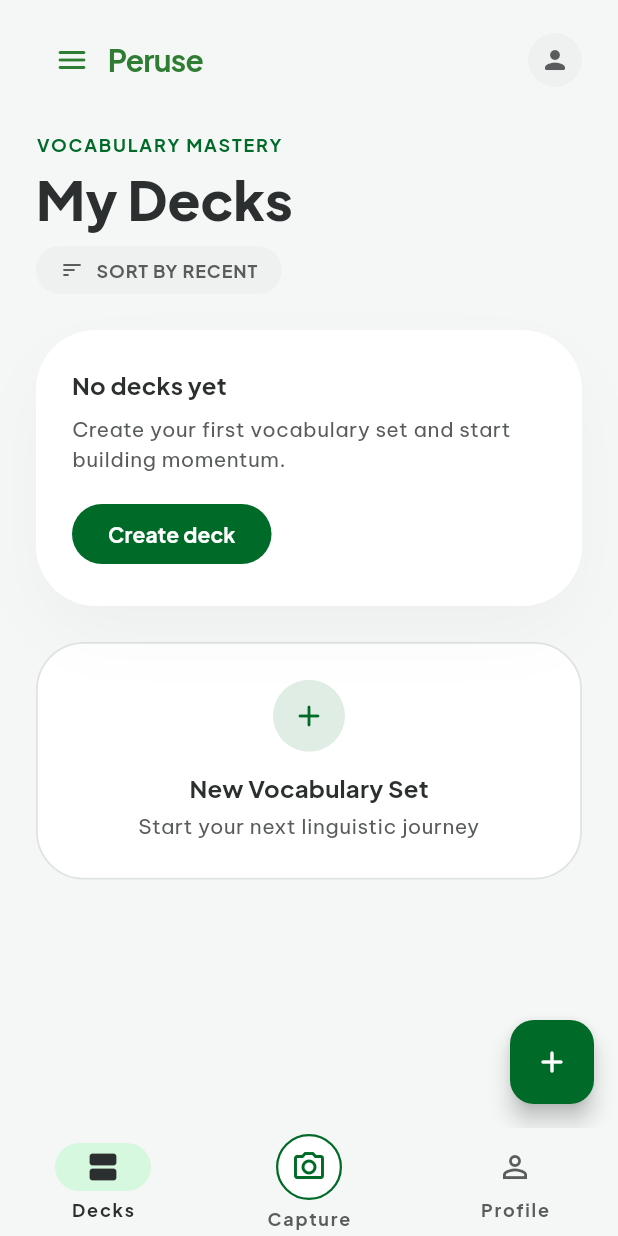
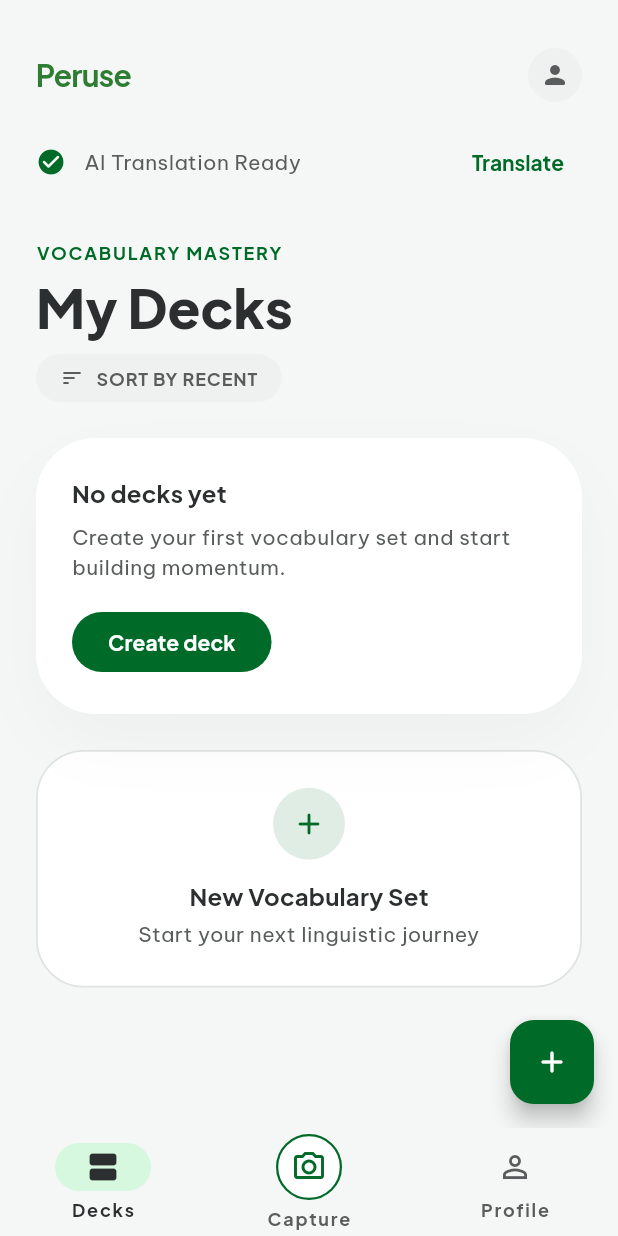
Before and after one commit to LuisMeloArruda/peruse, a Flutter app: the screen it shows once a user with an empty profile is signed in, on a phone screen of 412 x 824 dp. Run offline on Flutter 3.47's test engine with Material 3 defaults, Android fonts, the phone set to English and light mode, and no system bars; our stand-ins replace audioplayers, camera, connectivity_plus, drift, flutter_dotenv, flutter_riverpod and 5 more; missing offline and left inert: genkit, genkit_google_genai, google_mlkit_image_labeling, schemantic; accounts and stored records are empty; generated files the repository leaves out were written again.

Commit message:
Translation service with genkit

```diff
--- /dev/null
+++ b/devtools_options.yaml
@@ -0,0 +1,3 @@
+description: This file stores settings for Dart & Flutter DevTools.
+documentation: https://docs.flutter.dev/tools/devtools/extensions#configure-extension-enablement-states
+extensions:
--- a/lib/core/di/providers.dart
+++ b/lib/core/di/providers.dart
@@ -8,10 +8,10 @@ import 'package:peruse/features/auth/data/repositories/remote/auth_repository_rm
 import 'package:peruse/features/auth/domain/repositories/auth_repository.dart';
 import 'package:peruse/features/auth/domain/usecases/auth/login_use_case.dart';
 import 'package:peruse/features/auth/domain/usecases/auth/register_use_case.dart';
-import 'package:peruse/features/capture/data/local/app_database.dart' as capture_db;
+import 'package:peruse/features/capture/data/local/app_database.dart'
+    as capture_db;
 import 'package:peruse/features/capture/data/repositories/local/local_capture_repository.dart';
 import 'package:peruse/features/capture/domain/repositories/capture_repository.dart';
-
 
 part 'providers.g.dart';
 
--- /dev/null
+++ b/lib/core/llm/models/llm_request.dart
@@ -0,0 +1,5 @@
+class LlmRequest {
+  final String prompt;
+
+  const LlmRequest({required this.prompt});
+}
--- /dev/null
+++ b/lib/core/llm/provider/llm_providers.dart
@@ -0,0 +1,18 @@
+import 'package:flutter_dotenv/flutter_dotenv.dart';
+import 'package:flutter_riverpod/flutter_riverpod.dart';
+import 'package:peruse/core/llm/models/translation_schema.dart';
+
+import '../models/llm_request.dart';
+import '../services/llm_translation_service.dart';
+
+final llmTranslationServiceProvider = Provider<LlmTranslationService>((ref) {
+  final apiKey = dotenv.get('GEMINI_API_KEY');
+  final service = LlmTranslationService(apiKey: apiKey);
+  return service;
+});
+
+final llmTranslateProvider =
+    FutureProvider.family<TranslationOutput, LlmRequest>((ref, request) {
+      final service = ref.watch(llmTranslationServiceProvider);
+      return service.translate(request);
+    });
--- /dev/null
+++ b/lib/core/llm/widget/model_download_widget.dart
@@ -0,0 +1,60 @@
+import 'dart:developer';
+
+import 'package:flutter/material.dart';
+import 'package:flutter_riverpod/flutter_riverpod.dart';
+import 'package:peruse/core/llm/models/llm_request.dart';
+import 'package:peruse/core/llm/provider/llm_providers.dart';
+import 'package:peruse/core/theme/app_colors.dart';
+import 'package:peruse/core/theme/app_spacing.dart';
+
+class TranslationWidget extends ConsumerWidget {
+  const TranslationWidget({super.key});
+
+  @override
+  Widget build(BuildContext context, WidgetRef ref) {
+    return Padding(
+      padding: const EdgeInsets.symmetric(
+        horizontal: AppSpacing.lg,
+        vertical: AppSpacing.md,
+      ),
+      child: Row(
+        mainAxisAlignment: MainAxisAlignment.spaceBetween,
+        children: [
+          Row(
+            children: [
+              Icon(Icons.check_circle_rounded,
+                  color: AppColors.primary, size: 20),
+              const SizedBox(width: AppSpacing.sm),
+              const Text('AI Translation Ready'),
+            ],
+          ),
+          TextButton(
+            onPressed: () {
+              final future = ref.read(
+                llmTranslateProvider(
+                  LlmRequest(prompt: 'Good morning'),
+                ),
+              );
+              future.when(
+                data: (output) {
+                  log(
+                    '${output.sourceLanguage} → ${output.targetLanguage}: '
+                    '${output.translatedText}',
+                    name: 'TranslationWidget',
+                  );
+                },
+                error: (err, st) {
+                  log(err.toString(), name: 'TranslationWidget:error');
+                },
+                loading: () {
+                  log('Translating…', name: 'TranslationWidget');
+                },
+              );
+            },
+            child: const Text('Translate'),
+          ),
+        ],
+      ),
+    );
+  }
+}
--- a/lib/features/decks/presentation/decks_screen.dart
+++ b/lib/features/decks/presentation/decks_screen.dart
@@ -1,9 +1,11 @@
 import 'package:flutter/material.dart';
 import 'package:flutter_riverpod/flutter_riverpod.dart';
 import 'package:go_router/go_router.dart';
+import 'package:peruse/core/llm/widget/model_download_widget.dart';
 
 import 'package:peruse/core/router/routes.dart';
 import 'package:peruse/core/theme/theme.dart';
+import 'package:peruse/core/widgets/peruse_linear_progress.dart';
 import 'package:peruse/core/widgets/peruse_sheet_card.dart';
 import 'package:peruse/features/decks/domain/entities/deck.dart';
 import 'package:peruse/features/decks/presentation/controller/decks_notifier.dart';
@@ -22,15 +24,21 @@ class DecksScreen extends ConsumerWidget {
         foregroundColor: AppColors.onPrimary,
         child: const Icon(Icons.add_rounded),
       ),
+      appBar: _DecksTopBar(onProfileTap: () {}),
       body: SafeArea(
         child: decksState.when(
-          data: (decks) => _DecksLoadedView(
+          data: (decks) => Column(
+            children: [
+              TranslationWidget(),
+              Flexible(
+                child: _DecksLoadedView(
                   decks: decks,
                   onCreateDeck: () => context.push(AppRoutes.addDeck),
                 ),
-          loading: () => const Center(
-            child: CircularProgressIndicator(),
               ),
+            ],
+          ),
+          loading: () => const Center(child: CircularProgressIndicator()),
           error: (error, stackTrace) {
             debugPrint('Decks load failed: $error');
             return Center(
@@ -48,10 +56,7 @@ class DecksScreen extends ConsumerWidget {
 }
 
 class _DecksLoadedView extends StatelessWidget {
-  const _DecksLoadedView({
-    required this.decks,
-    required this.onCreateDeck,
-  });
+  const _DecksLoadedView({required this.decks, required this.onCreateDeck});
 
   final List<AppDeck> decks;
   final VoidCallback onCreateDeck;
@@ -63,26 +68,11 @@ class _DecksLoadedView extends StatelessWidget {
         SliverPadding(
           padding: const EdgeInsets.fromLTRB(
             AppSpacing.lg,
-            AppSpacing.md,
-            AppSpacing.lg,
-            AppSpacing.sm,
-          ),
-          sliver: SliverToBoxAdapter(
-            child: _DecksTopBar(
-              onProfileTap: () {},
-            ),
-          ),
-        ),
-        SliverPadding(
-          padding: const EdgeInsets.fromLTRB(
-            AppSpacing.lg,
             AppSpacing.sm,
             AppSpacing.lg,
             AppSpacing.lg,
           ),
-          sliver: SliverToBoxAdapter(
-            child: const _DecksHeader(),
-          ),
+          sliver: SliverToBoxAdapter(child: const _DecksHeader()),
         ),
         SliverPadding(
           padding: const EdgeInsets.symmetric(horizontal: AppSpacing.lg),
@@ -108,9 +98,7 @@ class _DecksLoadedView extends StatelessWidget {
                       progress: progress,
                       accentColor: progressColor,
                       icon: icon,
-                      onTap: () => context.push(
-                        AppRoutes.deckDetail(deck.id),
-                      ),
+                      onTap: () => context.push(AppRoutes.deckDetail(deck.id)),
                     );
                   },
                 ),
@@ -131,20 +119,21 @@ class _DecksLoadedView extends StatelessWidget {
   }
 }
 
-class _DecksTopBar extends StatelessWidget {
+class _DecksTopBar extends StatelessWidget implements PreferredSizeWidget {
   const _DecksTopBar({required this.onProfileTap});
-
   final VoidCallback onProfileTap;
 
   @override
+  Size get preferredSize => const Size.fromHeight(kToolbarHeight + 50);
+
+  @override
   Widget build(BuildContext context) {
-    return Row(
+    return Padding(
+      padding: const EdgeInsets.symmetric(
+        horizontal: AppSpacing.lg,
+      ).copyWith(top: AppSpacing.xl),
+      child: Row(
         children: [
-        IconButton(
-          onPressed: () {},
-          icon: const Icon(Icons.menu_rounded),
-          color: AppColors.brandTitle,
-        ),
           Expanded(
             child: Text(
               'Peruse',
@@ -170,6 +159,7 @@ class _DecksTopBar extends StatelessWidget {
             ),
           ),
         ],
+      ),
     );
   }
 }
@@ -197,10 +187,7 @@ class _DecksHeader extends StatelessWidget {
           ),
         ),
         const SizedBox(height: AppSpacing.sm),
-        _SortChip(
-          label: 'Sort by recent',
-          onTap: () {},
-        ),
+        _SortChip(label: 'Sort by recent', onTap: () {}),
       ],
     );
   }
@@ -234,10 +221,7 @@ class _SortChip extends StatelessWidget {
                 color: AppColors.onSurfaceVariant,
               ),
               const SizedBox(width: AppSpacing.xs),
-              Text(
-                label.toUpperCase(),
-                style: context.textTheme.labelSmall,
-              ),
+              Text(label.toUpperCase(), style: context.textTheme.labelSmall),
             ],
           ),
         ),
@@ -301,38 +285,11 @@ class _DeckCard extends StatelessWidget {
                     ],
                   ),
                   const SizedBox(height: AppSpacing.xxs),
-                  Text(
-                    createdLabel,
-                    style: context.textTheme.bodyMedium,
-                  ),
+                  Text(createdLabel, style: context.textTheme.bodyMedium),
                   const SizedBox(height: AppSpacing.md),
-                  Text(
-                    'STUDY PROGRESS',
-                    style: context.textTheme.labelSmall,
-                  ),
+                  Text('STUDY PROGRESS', style: context.textTheme.labelSmall),
                   const SizedBox(height: AppSpacing.xxs),
-                  Row(
-                    children: [
-                      Expanded(
-                        child: ClipRRect(
-                          borderRadius: BorderRadius.circular(AppRadius.pill),
-                          child: LinearProgressIndicator(
-                            value: progress,
-                            minHeight: 6,
-                            backgroundColor: AppColors.neutralOutline,
-                            color: accentColor,
-                          ),
-                        ),
-                      ),
-                      const SizedBox(width: AppSpacing.sm),
-                      Text(
-                        '${(progress * 100).round()}%',
-                        style: context.textTheme.labelLarge?.copyWith(
-                          color: accentColor,
-                        ),
-                      ),
-                    ],
-                  ),
+                  PeruseLinearProgress(progress: progress, color: accentColor),
                 ],
               ),
             ),
@@ -403,9 +360,7 @@ class _WordCountPill extends StatelessWidget {
       ),
       child: Text(
         '$count words',
-        style: context.textTheme.labelSmall?.copyWith(
-          color: AppColors.primary,
-        ),
+        style: context.textTheme.labelSmall?.copyWith(color: AppColors.primary),
       ),
     );
   }
@@ -446,16 +401,10 @@ class _CreateDeckCard extends StatelessWidget {
                   color: AppColors.primary.withValues(alpha: 0.12),
                   borderRadius: BorderRadius.circular(AppRadius.pill),
                 ),
-                child: const Icon(
-                  Icons.add_rounded,
-                  color: AppColors.primary,
-                ),
+                child: const Icon(Icons.add_rounded, color: AppColors.primary),
               ),
               const SizedBox(height: AppSpacing.sm),
-              Text(
-                'New Vocabulary Set',
-                style: context.textTheme.titleMedium,
-              ),
+              Text('New Vocabulary Set', style: context.textTheme.titleMedium),
               const SizedBox(height: AppSpacing.xxs),
               Text(
                 'Start your next linguistic journey',
@@ -482,10 +431,7 @@ class _EmptyDeckState extends StatelessWidget {
       child: Column(
         crossAxisAlignment: CrossAxisAlignment.start,
         children: [
-          Text(
-            'No decks yet',
-            style: context.textTheme.titleMedium,
-          ),
+          Text('No decks yet', style: context.textTheme.titleMedium),
           const SizedBox(height: AppSpacing.xs),
           Text(
             'Create your first vocabulary set and start building momentum.',
```
Also changed, not shown: lib/core/llm/models/translation_schema.dart (added, +12 -0 lines), lib/core/llm/services/llm_translation_service.dart (added, +61 -0 lines), lib/core/widgets/peruse_linear_progress.dart (added, +45 -0 lines), lib/features/auth/data/repositories/remote/auth_repository_rmt_impl.dart (+5 -7 lines), lib/widget_preview/peruse_widget_previews.dart (+9 -0 lines), pubspec.yaml (+10 -6 lines), pubspec.lock, 3 other files. Lines whose indentation alone changed are shown as unchanged.
